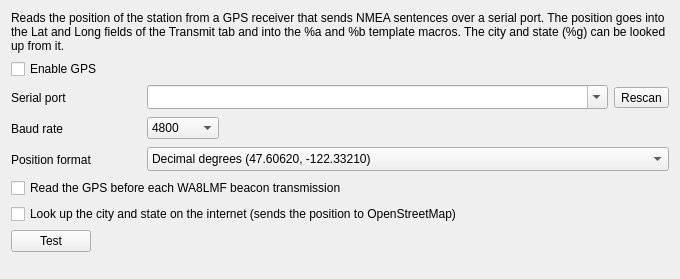
Above: src/config/gpsconfig.ui from jbdubbs/QSSTV-Experimental before the change. Below: the same form after it.
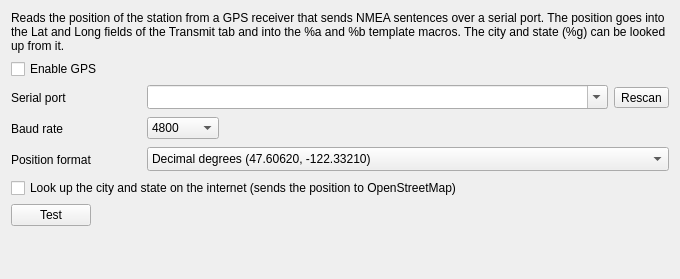
That is the form after the change.

Commit message: The GPS button on the Transmit tab decides whether the GPS is read before each transmission: green reads before Start and every beacon picture, red reads by hand only (#148)

What changed in the file:
```diff
--- a/src/config/gpsconfig.ui
+++ b/src/config/gpsconfig.ui
@@ -196,16 +196,6 @@
      </item>
     </layout>
    </item>
-   <item>
-    <widget class="QCheckBox" name="beaconRefreshCheckBox">
-     <property name="toolTip">
-      <string>Keeps Lat and Long current in every beacon picture</string>
-     </property>
-     <property name="text">
-      <string>Read the GPS before each WA8LMF beacon transmission</string>
-     </property>
-    </widget>
-   </item>
    <item>
     <widget class="QCheckBox" name="placeCheckBox">
      <property name="toolTip">
```
The commit also changes 12 other files.
